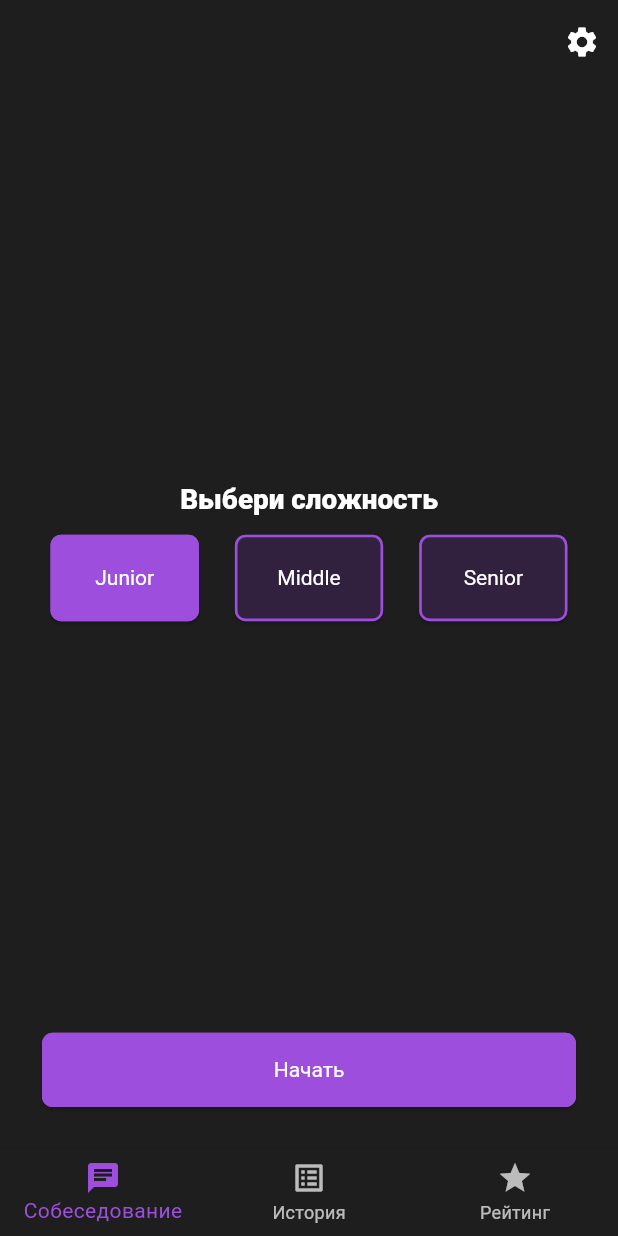
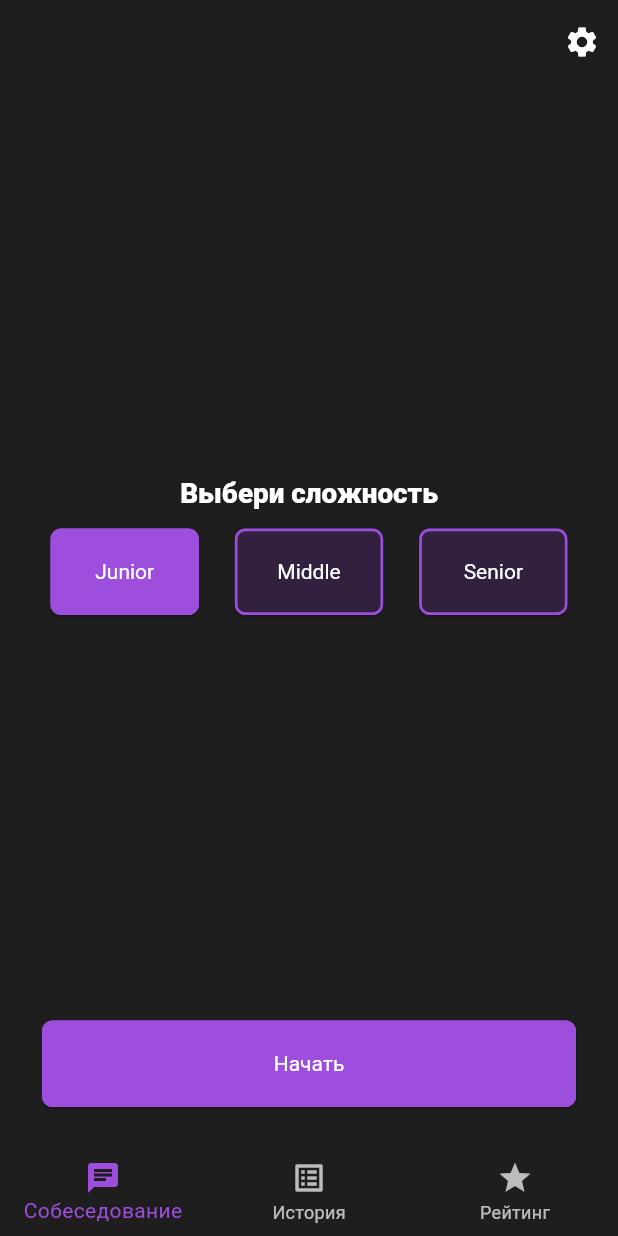
Before and after one commit to Andrey-1611/interview-helper, a Flutter app: the _HomePageView screen opened directly with empty values, after a tap on "Junior", on a phone screen of 412 x 824 dp. Run offline on Flutter 3.47's test engine with Material 3 defaults, Android fonts, the light colour scheme and no system bars; our stand-ins replace cloud_firestore, delightful_toast, equatable, firebase_auth, firebase_core, flutter_bloc and 2 more; accounts and stored records are empty.

Commit message:
ref of custom button

```diff
--- a/lib/features/interview/presentation/pages/initial_page.dart
+++ b/lib/features/interview/presentation/pages/initial_page.dart
@@ -86,21 +86,18 @@ class _ChooseForm extends StatelessWidget {
         CustomButton(
           text: 'Junior',
           selectedColor: color(1),
-          percentsHeight: 0.07,
           percentsWidth: 0.24,
           onPressed: () => changeItem(1),
         ),
         CustomButton(
           text: 'Middle',
           selectedColor: color(2),
-          percentsHeight: 0.07,
           percentsWidth: 0.24,
           onPressed: () => changeItem(2),
         ),
         CustomButton(
           text: 'Senior',
           selectedColor: color(3),
-          percentsHeight: 0.07,
           percentsWidth: 0.24,
           onPressed: () => changeItem(3),
         ),
@@ -133,7 +130,6 @@ class _InterviewButton extends StatelessWidget {
                 arguments: Interview.difficultly(selectedItem),
               );
             },
-            percentsHeight: 0.06,
             percentsWidth: 1,
           );
   }
--- a/lib/features/interview/presentation/pages/interview_page.dart
+++ b/lib/features/interview/presentation/pages/interview_page.dart
@@ -161,15 +161,13 @@ class _InterviewQuestionPage extends StatelessWidget {
                   : CustomButton(
                       text: 'Назад',
                       selectedColor: AppPalette.primary,
-                      percentsHeight: 0.07,
-                      percentsWidth: 0.29,
+                      percentsWidth: 0.32,
                       onPressed: () => _navigateToPage(currentPage - 1),
                     ),
               CustomButton(
                 text: currentPage == 9 ? 'Завершить' : 'Дальше',
                 selectedColor: AppPalette.primary,
-                percentsHeight: 0.07,
-                percentsWidth: 0.29,
+                percentsWidth: 0.32,
                 onPressed: () {
                   _saveCurrentAnswer();
                   if (currentPage == 9) {
--- a/lib/features/interview/presentation/widgets/custom_button.dart
+++ b/lib/features/interview/presentation/widgets/custom_button.dart
@@ -4,7 +4,6 @@ class CustomButton extends StatelessWidget {
   final String text;
   final Color selectedColor;
   final VoidCallback onPressed;
-  final double percentsHeight;
   final double percentsWidth;
 
   const CustomButton({
@@ -12,7 +11,6 @@ class CustomButton extends StatelessWidget {
     required this.text,
     required this.selectedColor,
     required this.onPressed,
-    required this.percentsHeight,
     required this.percentsWidth,
   });
 
@@ -20,20 +18,14 @@ class CustomButton extends StatelessWidget {
   Widget build(BuildContext context) {
     return Padding(
       padding: const EdgeInsets.all(12.0),
-      child: ElevatedButton(
-        onPressed: onPressed,
-        style: ElevatedButton.styleFrom(
-          backgroundColor: selectedColor,
-          minimumSize: Size(
-            MediaQuery.sizeOf(context).width * percentsWidth,
-            MediaQuery.sizeOf(context).height * percentsHeight,
-          ),
-          fixedSize: Size(
-            MediaQuery.sizeOf(context).width * percentsWidth,
-            MediaQuery.sizeOf(context).height * percentsHeight,
-          ),
+      child: SizedBox(
+        height: MediaQuery.sizeOf(context).height * 0.07,
+        width: MediaQuery.sizeOf(context).width * percentsWidth,
+        child: ElevatedButton(
+          onPressed: onPressed,
+          style: ElevatedButton.styleFrom(backgroundColor: selectedColor),
+          child: Text(text),
         ),
-        child: Text(text),
       ),
     );
   }
```
Also changed, not shown: lib/features/interview/presentation/widgets/custom_interviews_list.dart (+8 -2 lines).
